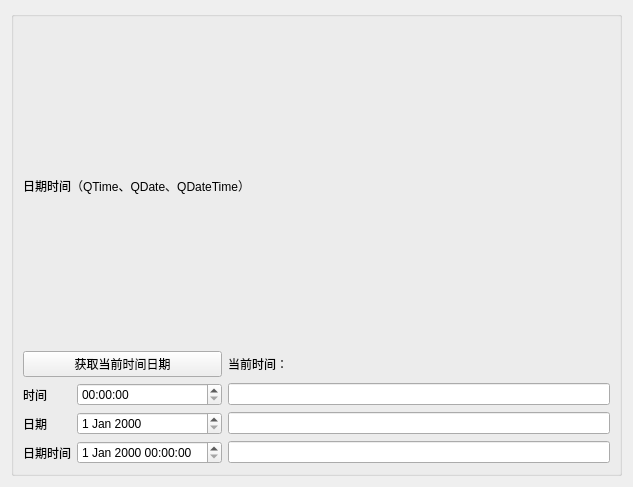
Qt form src/Runtime/Series/g_ExDateTime/ExDateTime.ui (StoneHappy/Qt-begin) before a commit.
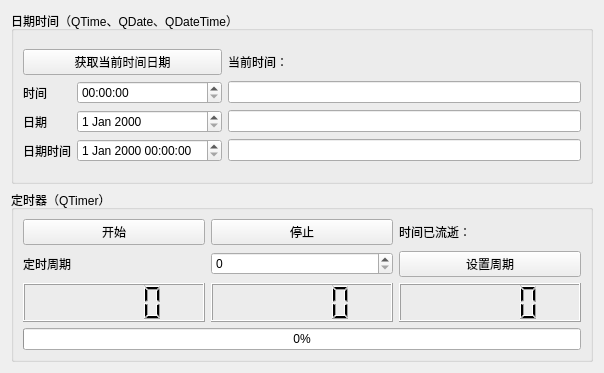
The same form after that commit.

Commit message: ✨ feat: date lcd

```diff
--- a/src/Runtime/Series/g_ExDateTime/ExDateTime.ui
+++ b/src/Runtime/Series/g_ExDateTime/ExDateTime.ui
@@ -6,8 +6,8 @@
    <rect>
     <x>0</x>
     <y>0</y>
-    <width>633</width>
-    <height>487</height>
+    <width>604</width>
+    <height>373</height>
    </rect>
   </property>
   <property name="windowTitle">
@@ -17,17 +17,10 @@
    <item row="0" column="0">
     <widget class="QGroupBox" name="groupBox">
      <property name="title">
-      <string/>
+      <string>日期时间（QTime、QDate、QDateTime）</string>
      </property>
      <layout class="QGridLayout" name="gridLayout_2">
       <item row="0" column="0">
-       <widget class="QLabel" name="label">
-        <property name="text">
-         <string>日期时间（QTime、QDate、QDateTime）</string>
-        </property>
-       </widget>
-      </item>
-      <item row="1" column="0">
        <layout class="QGridLayout" name="gridLayout">
         <item row="4" column="0">
          <widget class="QLabel" name="label_5">
@@ -87,6 +80,77 @@
      </layout>
     </widget>
    </item>
+   <item row="1" column="0">
+    <widget class="QGroupBox" name="groupBox_2">
+     <property name="title">
+      <string>定时器（QTimer）</string>
+     </property>
+     <layout class="QGridLayout" name="gridLayout_5">
+      <item row="0" column="0">
+       <layout class="QGridLayout" name="gridLayout_4">
+        <item row="2" column="1">
+         <widget class="QLCDNumber" name="lcdmm"/>
+        </item>
+        <item row="1" column="2">
+         <widget class="QPushButton" name="btnPeriod">
+          <property name="text">
+           <string>设置周期</string>
+          </property>
+         </widget>
+        </item>
+        <item row="0" column="2">
+         <widget class="QLabel" name="labGo">
+          <property name="text">
+           <string>时间已流逝：</string>
+          </property>
+         </widget>
+        </item>
+        <item row="0" column="0">
+         <widget class="QPushButton" name="btnStatrt">
+          <property name="text">
+           <string>开始</string>
+          </property>
+         </widget>
+        </item>
+        <item row="1" column="0">
+         <widget class="QLabel" name="label_2">
+          <property name="text">
+           <string>定时周期</string>
+          </property>
+         </widget>
+        </item>
+        <item row="0" column="1">
+         <widget class="QPushButton" name="btnStop">
+          <property name="text">
+           <string>停止</string>
+          </property>
+         </widget>
+        </item>
+        <item row="2" column="0">
+         <widget class="QLCDNumber" name="lcdHH"/>
+        </item>
+        <item row="2" column="2">
+         <widget class="QLCDNumber" name="lcdSS"/>
+        </item>
+        <item row="1" column="1">
+         <widget class="QSpinBox" name="spinBox">
+          <property name="maximum">
+           <number>10000000</number>
+          </property>
+         </widget>
+        </item>
+        <item row="3" column="0" colspan="3">
+         <widget class="QProgressBar" name="progressBar">
+          <property name="value">
+           <number>0</number>
+          </property>
+         </widget>
+        </item>
+       </layout>
+      </item>
+     </layout>
+    </widget>
+   </item>
   </layout>
  </widget>
  <resources/>
```
The commit also changes 2 other files.
